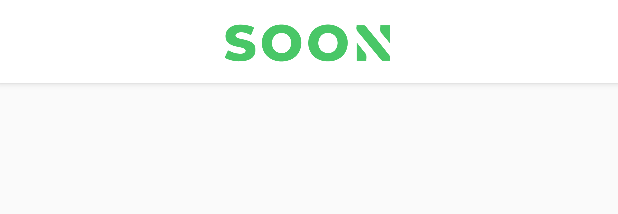
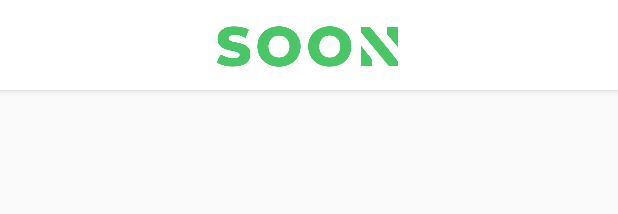
Before and after one commit to vojtechvosmik/soon_android, an Android app: the layout activity_main.xml on its own in the app's theme, with its tools: preview values and no code run, on a phone screen of 412 x 824 dp. Shown: the top 214 px of the screen. Run offline under Robolectric (Android 15) with nearby library versions, the phone set to English and light mode, and no system bars.

Commit message:
badass icon

```diff
--- a/app/src/main/res/layout/activity_main.xml
+++ b/app/src/main/res/layout/activity_main.xml
@@ -7,7 +7,7 @@
         android:layout_height="match_parent"
         tools:context=".activities.MainActivity">
 
-    <include android:layout_width="wrap_content" android:layout_height="55dp" layout="@layout/view_toolbar"
+    <include android:layout_width="wrap_content" android:layout_height="60dp" layout="@layout/view_toolbar"
              android:layout_centerHorizontal="true" android:layout_alignParentTop="true" android:id="@+id/toolbar"/>
     <FrameLayout
             android:layout_width="match_parent"
--- a/app/src/main/res/mipmap-anydpi-v26/ic_launcher.xml
+++ b/app/src/main/res/mipmap-anydpi-v26/ic_launcher.xml
@@ -1,5 +1,5 @@
 <?xml version="1.0" encoding="utf-8"?>
 <adaptive-icon xmlns:android="http://schemas.android.com/apk/res/android">
-    <background android:drawable="@drawable/ic_launcher_background"/>
-    <foreground android:drawable="@drawable/ic_launcher_foreground"/>
+    <background android:drawable="@color/ic_launcher_background"/>
+    <foreground android:drawable="@mipmap/ic_launcher_foreground"/>
 </adaptive-icon>
--- a/app/src/main/res/mipmap-anydpi-v26/ic_launcher_round.xml
+++ b/app/src/main/res/mipmap-anydpi-v26/ic_launcher_round.xml
@@ -1,5 +1,5 @@
 <?xml version="1.0" encoding="utf-8"?>
 <adaptive-icon xmlns:android="http://schemas.android.com/apk/res/android">
-    <background android:drawable="@drawable/ic_launcher_background"/>
-    <foreground android:drawable="@drawable/ic_launcher_foreground"/>
+    <background android:drawable="@color/ic_launcher_background"/>
+    <foreground android:drawable="@mipmap/ic_launcher_foreground"/>
 </adaptive-icon>
--- /dev/null
+++ b/app/src/main/res/values/ic_launcher_background.xml
@@ -0,0 +1,4 @@
+<?xml version="1.0" encoding="utf-8"?>
+<resources>
+    <color name="ic_launcher_background">#FFFFFF</color>
+</resources>
```
Also changed, not shown: app/src/main/ic_launcher-web.png (added), app/src/main/res/mipmap-hdpi/ic_launcher.png, app/src/main/res/mipmap-hdpi/ic_launcher_foreground.png (added), app/src/main/res/mipmap-hdpi/ic_launcher_round.png, app/src/main/res/mipmap-mdpi/ic_launcher.png, app/src/main/res/mipmap-mdpi/ic_launcher_foreground.png (added), app/src/main/res/mipmap-mdpi/ic_launcher_round.png, app/src/main/res/mipmap-xhdpi/ic_launcher.png, app/src/main/res/mipmap-xhdpi/ic_launcher_foreground.png (added), app/src/main/res/mipmap-xhdpi/ic_launcher_round.png, app/src/main/res/mipmap-xxhdpi/ic_launcher.png, app/src/main/res/mipmap-xxhdpi/ic_launcher_foreground.png (added), app/src/main/res/mipmap-xxhdpi/ic_launcher_round.png, app/src/main/res/mipmap-xxxhdpi/ic_launcher.png, 2 more files.
